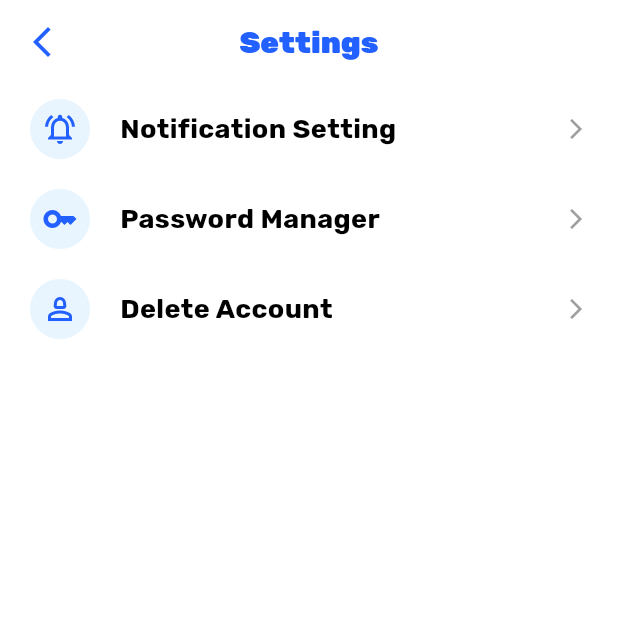
After one commit to ahmedali109/SkinFirts_Flutter, a Flutter app: the ProfileScreen screen opened by its route, after a tap on "Settings", on a phone screen of 412 x 824 dp, the top half of it. The commit adds this screen. Run offline on Flutter 3.47's test engine with Material 3 defaults, Android fonts, the phone set to English and light mode, and no system bars; our stand-ins replace easy_date_timeline, sqflite, sqflite_common_ffi; accounts and stored records are empty.

Commit message:
final version

```diff
--- a/lib/Login Feature/Presentation/widget/socialmedia_widget.dart
+++ b/lib/Login Feature/Presentation/widget/socialmedia_widget.dart
@@ -4,8 +4,8 @@ Widget socialMediaIcon(String asset) {
   return Container(
     width: 50,
     height: 50,
-    decoration: BoxDecoration(
-      color: const Color(0xffCAD6FF),
+    decoration: const BoxDecoration(
+      color: Color(0xffCAD6FF),
       shape: BoxShape.circle,
     ),
     child: Center(
--- /dev/null
+++ b/lib/Screens/Widgets/menu_items.dart
@@ -0,0 +1,35 @@
+import 'package:flutter/material.dart';
+
+class MenuItem extends StatelessWidget {
+  final IconData icon;
+  final String title;
+
+  const MenuItem({super.key, required this.icon, required this.title});
+
+  @override
+  Widget build(BuildContext context) {
+    return Padding(
+      padding: const EdgeInsets.symmetric(horizontal: 20, vertical: 10),
+      child: Row(
+        children: [
+          CircleAvatar(
+            backgroundColor:
+                const Color.fromARGB(255, 11, 5, 175).withOpacity(0.2),
+            child: Icon(icon, color: const Color(0xff2260FF)),
+          ),
+          const SizedBox(width: 20),
+          Expanded(
+            child: Text(
+              title,
+              style: const TextStyle(
+                fontSize: 18,
+                color: Colors.black,
+              ),
+            ),
+          ),
+          const Icon(Icons.arrow_forward_ios, color: Colors.grey, size: 16),
+        ],
+      ),
+    );
+  }
+}
--- /dev/null
+++ b/lib/Screens/Widgets/settings_item.dart
@@ -0,0 +1,33 @@
+import 'package:flutter/material.dart';
+import 'package:medicalapp/core/utilities/app_colors.dart';
+
+class SettingsItem extends StatelessWidget {
+  final IconData icon;
+  final String title;
+
+  const SettingsItem({super.key, required this.icon, required this.title});
+
+  @override
+  Widget build(BuildContext context) {
+    return Padding(
+      padding: const EdgeInsets.symmetric(horizontal: 20, vertical: 10),
+      child: Row(
+        children: [
+          CircleAvatar(
+            backgroundColor: Colors.blue.withOpacity(0.1),
+            child: Icon(icon, color: AppColors3.primary),
+          ),
+          const SizedBox(width: 20),
+          Expanded(
+            child: Text(
+              title,
+              style: const TextStyle(
+                  fontSize: 18, color: Colors.black,fontWeight: FontWeight.w600),
+            ),
+          ),
+          const Icon(Icons.arrow_forward_ios, color: Colors.grey, size: 16),
+        ],
+      ),
+    );
+  }
+}
--- /dev/null
+++ b/lib/Screens/profile_screen.dart
@@ -0,0 +1,96 @@
+import 'package:flutter/material.dart';
+import 'package:medicalapp/Screens/Widgets/menu_items.dart';
+import 'package:medicalapp/core/utilities/app_colors.dart';
+import 'package:medicalapp/home%20feature/presentation/widgets/nav_bar.dart';
+
+import 'settings_screen.dart';
+
+class ProfileScreen extends StatefulWidget {
+  const ProfileScreen({super.key});
+
+  @override
+  State<ProfileScreen> createState() => _ProfileScreenState();
+}
+
+class _ProfileScreenState extends State<ProfileScreen> {
+  int index = 0;
+  @override
+  Widget build(BuildContext context) {
+    return Scaffold(
+      backgroundColor: Colors.white,
+      appBar: AppBar(
+        backgroundColor: Colors.white,
+        elevation: 0,
+        leading: IconButton(
+          icon: const Icon(Icons.arrow_back_ios_new, color: AppColors3.primary),
+          onPressed: () {
+            Navigator.pop(context);
+          },
+        ),
+        centerTitle: true,
+        title: const Text(
+          "My Profile",
+          style: TextStyle(
+            color: AppColors3.primary,
+            fontSize: 20,
+            fontWeight: FontWeight.w900,
+            //fontFamily: AppStrings.fontFamily
+          ),
+        ),
+      ),
+      body: SingleChildScrollView(
+        child: Column(
+          children: [
+            const SizedBox(height: 20),
+
+            Stack(alignment: AlignmentDirectional.bottomEnd, children: [
+              const Hero(
+                tag: 'prof',
+                child: CircleAvatar(
+                  radius: 50,
+                  backgroundImage: AssetImage('assets/images/profile_pic.png'),
+                ),
+              ),
+              Container(
+                width: 30,
+                height: 30,
+                decoration: BoxDecoration(
+                    color: AppColors3.primary,
+                    borderRadius: BorderRadius.circular(80)),
+                child: const Icon(Icons.pending),
+              ),
+            ]),
+            const SizedBox(height: 10),
+            const Text(
+              "John Doe",
+              style: TextStyle(
+                  fontSize: 22,
+                  fontWeight: FontWeight.bold,
+                  color: Colors.black),
+            ),
+            const SizedBox(height: 20),
+            // Menu Items
+            const MenuItem(icon: Icons.person_2_outlined, title: "Profile"),
+            const MenuItem(
+                icon: Icons.favorite_border_outlined, title: "Favorite"),
+            const MenuItem(icon: Icons.payment, title: "Payment Method"),
+            const MenuItem(icon: Icons.privacy_tip, title: "Privacy Policy"),
+            InkWell(
+                onTap: () {
+                  Navigator.push(context, MaterialPageRoute(builder: (context) {
+                    return const SettingsScreen();
+                  }));
+                },
+                child: const MenuItem(icon: Icons.settings, title: "Settings")),
+            const MenuItem(icon: Icons.help, title: "Help"),
+            const MenuItem(icon: Icons.logout, title: "Logout"),
+            const SizedBox(height: 130),
+            SizedBox(
+                width: MediaQuery.of(context).size.width * .8,
+                child: const NavBar())
+          ],
+        ),
+      ),
+    );
+  }
+}
--- /dev/null
+++ b/lib/Screens/settings_screen.dart
@@ -0,0 +1,50 @@
+import 'package:flutter/material.dart';
+import 'package:medicalapp/Screens/Widgets/settings_item.dart';
+import 'package:medicalapp/core/utilities/app_colors.dart';
+
+
+class SettingsScreen extends StatelessWidget {
+  const SettingsScreen({super.key});
+
+  @override
+  Widget build(BuildContext context) {
+    return Scaffold(
+      backgroundColor: Colors.white,
+      appBar: AppBar(
+        backgroundColor: Colors.white,
+        elevation: 0,
+        leading: IconButton(
+          icon: const Icon(Icons.arrow_back_ios_new, color: AppColors3.primary),
+          onPressed: () {
+            Navigator.pop(context);
+          },
+        ),
+        centerTitle: true,
+        title: const Text(
+          "Settings",
+          style: TextStyle(
+              color: AppColors3.primary,
+              fontSize: 20,
+              fontWeight: FontWeight.w900,
+             ),
+        ),
+      ),
+      body: const Column(
+        children: [
+          SettingsItem(
+            icon: Icons.notifications_on_outlined,
+            title: "Notification Setting",
+          ),
+          SettingsItem(
+            icon: Icons.key_outlined,
+            title: "Password Manager",
+          ),
+          SettingsItem(
+            icon: Icons.person_2_outlined,
+            title: "Delete Account",
+          ),
+        ],
+      ),
+    );
+  }
+}
--- a/lib/config/app_routes.dart
+++ b/lib/config/app_routes.dart
@@ -3,6 +3,8 @@ import 'package:medicalapp/Login%20Feature/Presentation/screen/signin_screen.dar
 import 'package:medicalapp/Login%20Feature/Presentation/screen/signup_screen.dart';
 import 'package:medicalapp/Login%20Feature/Presentation/screen/splash_screen.dart';
 import 'package:medicalapp/Login%20Feature/Presentation/screen/welcome_screen.dart';
+import 'package:medicalapp/Screens/profile_screen.dart';
+import 'package:medicalapp/Screens/settings_screen.dart';
 import 'package:medicalapp/home%20feature/presentation/screens/home_page.dart';
 
 class Routes{
@@ -12,6 +14,8 @@ class Routes{
   static const String signUp = '/welcome/signup';
   static const String homePage = '/home';
   static const String doctorPage = '/home/doctorpage';
+  static const String profilePage = '/home/profilepage';
+  static const String settingPage = '/home/profilepage/settingpage';
 }
 
 class AppRoutes {
@@ -28,6 +32,10 @@ class AppRoutes {
         return MaterialPageRoute(builder: (_) => const SignupScreen());
       case Routes.homePage:
         return MaterialPageRoute(builder: (_) => const HomePage());
+      case Routes.profilePage:
+        return MaterialPageRoute(builder: (_) => const ProfileScreen());
+      case Routes.settingPage:
+        return MaterialPageRoute(builder: (_) => const SettingsScreen());
 
       default:
         return undefinedRoute();
--- a/lib/core/utilities/app_colors.dart
+++ b/lib/core/utilities/app_colors.dart
@@ -16,3 +16,10 @@ class AppColors {
   static const Color textColorSecondary = Color.fromARGB(255, 26, 25, 25);
   static const Color hintTextColor = Color.fromARGB(255, 51, 74, 131);
 }
+
+class AppColors3 {
+  static const Color primary = Color(0xFF2260FF);
+  static const Color secondary = Color.fromRGBO(33, 150, 243, 1);
+  static const Color third = Color(0xFFF2F2F2);
+  static const Color text = Color(0xFFF2F2F2);
+}
--- a/lib/home feature/presentation/screens/doctors_info.dart
+++ b/lib/home feature/presentation/screens/doctors_info.dart
@@ -12,6 +12,8 @@ class DoctorsInfo extends StatelessWidget {
     return Scaffold(
         backgroundColor: AppColors.secondaryColor,
         appBar: AppBar(
+          leading: IconButton(
+          icon: const Icon(Icons.arrow_back_ios_new, color: AppColors3.primary), onPressed: () { Navigator.pop(context); },),
           title: Text(doctor.name),
         ),
         body: Padding(
--- a/lib/home feature/presentation/screens/home_page.dart
+++ b/lib/home feature/presentation/screens/home_page.dart
@@ -1,4 +1,5 @@
 import 'package:flutter/material.dart';
+import 'package:medicalapp/config/app_routes.dart';
 import 'package:medicalapp/core/utilities/app_colors.dart';
 import 'package:medicalapp/home%20feature/presentation/widgets/calendar.dart';
 import 'package:medicalapp/home%20feature/presentation/widgets/doctor_tile.dart';
@@ -40,8 +41,11 @@ class _HomePageState extends State<HomePage> {
               clipBehavior: Clip.none,
               scrollDirection: Axis.vertical,
               children: [
-                const ProfileStatus(
-                  userName: 'John Dee',
+                GestureDetector(
+                  onTap:()=> Navigator.pushNamed(context, Routes.profilePage),
+                  child: const ProfileStatus(
+                    userName: 'John Dee',
+                  ),
                 ),
                 const SizedBox(
                   height: 40,
--- a/lib/home feature/presentation/widgets/nav_bar.dart
+++ b/lib/home feature/presentation/widgets/nav_bar.dart
@@ -1,4 +1,5 @@
 import 'package:flutter/material.dart';
+import 'package:medicalapp/config/app_routes.dart';
 import 'package:medicalapp/core/utilities/app_colors.dart';
 
 class NavBar extends StatefulWidget {
@@ -36,7 +37,7 @@ class _NavBarState extends State<NavBar> {
                 'assets/images/home.png',
                 scale: 1.5,
               ),
-              onPressed: () {},
+              onPressed: () => Navigator.pushNamed(context, Routes.homePage),
             ),
             IconButton(
               icon: Image.asset(
@@ -50,7 +51,7 @@ class _NavBarState extends State<NavBar> {
                 'assets/images/profile.png',
                 scale: 1.5,
               ),
-              onPressed: () {},
+              onPressed: () => Navigator.pushNamed(context, Routes.profilePage),
             ),
             IconButton(
               icon: Image.asset(
--- a/lib/home feature/presentation/widgets/profile_status.dart
+++ b/lib/home feature/presentation/widgets/profile_status.dart
@@ -19,10 +19,13 @@ class ProfileStatus extends StatelessWidget {
         tileColor: AppColors.secondaryColor,
         leading: const SizedBox(
           width: 40,
-          child: CircleAvatar(
-            radius: 20,
-            backgroundImage: AssetImage(
-              'assets/images/profile_pic.png',
+          child: Hero(
+            tag: 'prof',
+            child: CircleAvatar(
+              radius: 20,
+              backgroundImage: AssetImage(
+                'assets/images/profile_pic.png',
+              ),
             ),
           ),
         ),
```
Also changed, not shown: assets/images/p1.jpeg (added).
